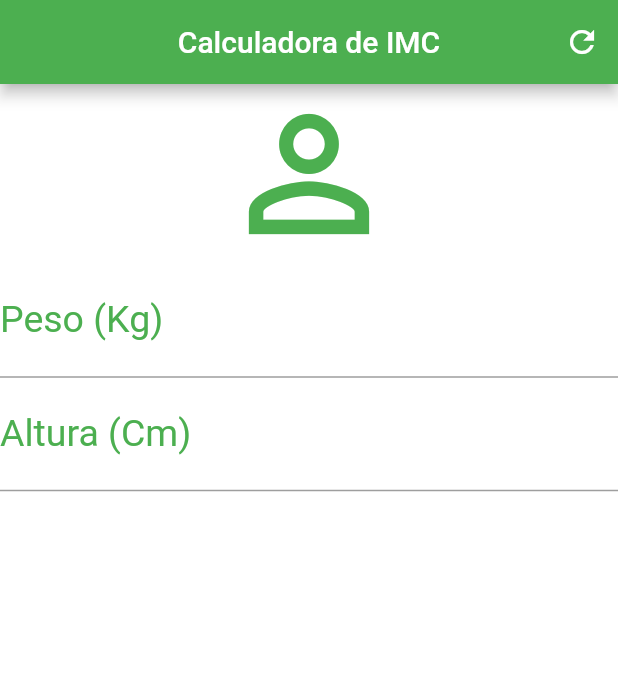
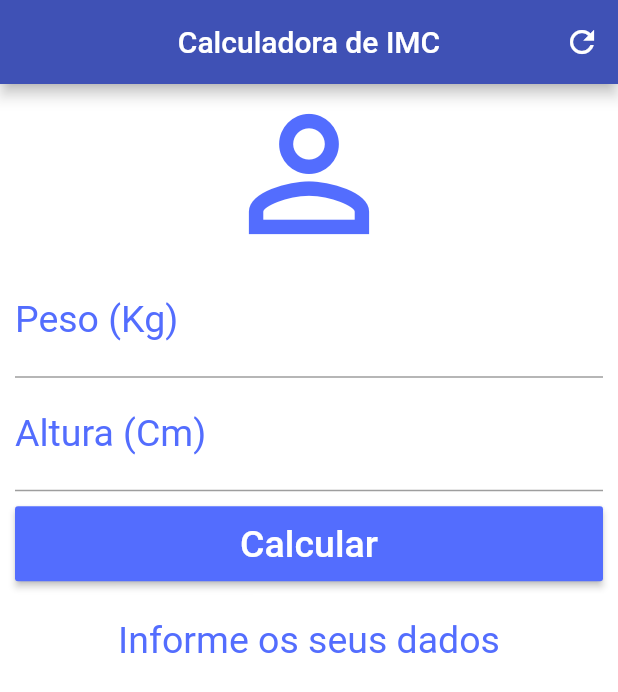
Before and after one commit to leoeek/imc_flutter, a Flutter app: the screen it shows after launch, on a phone screen of 412 x 824 dp. Shown: the top 692 px of the screen. Run offline on Flutter 3.47's test engine with Material 2 defaults, Android fonts, the phone set to English and light mode, and no system bars.

Commit message:
Adicionando calculos

```diff
--- a/lib/main.dart
+++ b/lib/main.dart
@@ -1,10 +1,8 @@
 import 'package:flutter/material.dart';
 
-void main() => runApp(
-  MaterialApp(
+void main() => runApp(MaterialApp(
       home: Home(),
-  )
-);
+    ));
 
 class Home extends StatefulWidget {
   @override
@@ -12,41 +10,122 @@ class Home extends StatefulWidget {
 }
 
 class _HomeState extends State<Home> {
+  TextEditingController weightController = TextEditingController();
+  TextEditingController heightController = TextEditingController();
+
+  GlobalKey<FormState> _formKey = GlobalKey<FormState>();
+
+  String _infoText = "Informe os seus dados";
+
+  void _resetFields() {
+    weightController.text = "";
+    heightController.text = "";
+    setState(() {
+      _infoText = "Informe os seus dados";
+      _formKey = GlobalKey<FormState>();
+    });
+  }
+
+  void _calculate() {
+    setState(() {
+      double weight = double.parse(weightController.text);
+      double height = double.parse(heightController.text) / 100;
+      double imc = weight / (height * height);
+      if (imc < 18.6) {
+        _infoText = "Abaixo do Peso (${imc.toStringAsPrecision(3)})";
+      } else if (imc >= 18.6 && imc < 24.9) {
+        _infoText = "Peso Ideal (${imc.toStringAsPrecision(3)})";
+      } else if (imc >= 24.9 && imc < 29.9) {
+        _infoText = "Levemente Acima do Peso (${imc.toStringAsPrecision(3)})";
+      } else if (imc >= 29.9 && imc < 34.9) {
+        _infoText = "Levemente Acima do Peso (${imc.toStringAsPrecision(3)})";
+      } else if (imc >= 34.9 && imc < 39.9) {
+        _infoText = "Obesidade Grau II (${imc.toStringAsPrecision(3)})";
+      } else if (imc >= 40) {
+        _infoText = "Obesidade Grau III (${imc.toStringAsPrecision(3)})";
+      }
+    });
+  }
+
   @override
   Widget build(BuildContext context) {
     return Scaffold(
         appBar: AppBar(
           title: Text("Calculadora de IMC"),
           centerTitle: true,
-        backgroundColor: Colors.green,
+          backgroundColor: Colors.indigo,
           actions: <Widget>[
-          IconButton(icon: Icon(Icons.refresh), onPressed: () {},),
+            IconButton(
+              icon: Icon(Icons.refresh),
+              onPressed: _resetFields,
+            ),
           ],
         ),
         backgroundColor: Colors.white,
-      body: Column(
+        body: SingleChildScrollView(
+            padding: EdgeInsets.fromLTRB(10.0, 0.0, 10.0, 0.0),
+            child: Form(
+              key: _formKey,
+              child: Column(
               crossAxisAlignment: CrossAxisAlignment.stretch,
               children: <Widget>[
-          Icon(Icons.person_outline, size: 120.0, color: Colors.green),
-          TextField(
+                Icon(Icons.person_outline,
+                    size: 120.0, color: Colors.indigoAccent),
+                TextFormField(
                   keyboardType: TextInputType.number,
                   decoration: InputDecoration(
                     labelText: "Peso (Kg)",
-              labelStyle: TextStyle(color: Colors.green),
+                    labelStyle: TextStyle(color: Colors.indigoAccent),
                   ),
                   textAlign: TextAlign.center,
-            style: TextStyle(color: Colors.green, fontSize: 25.0)
+                  style: TextStyle(color: Colors.indigoAccent, fontSize: 25.0),
+                  controller: weightController,
+                  validator: (value) {
+                    if (value.isEmpty) {
+                      return "Informe o seu Peso!";
+                    }
+                  },
                 ),
-          TextField(
+                TextFormField(
                   keyboardType: TextInputType.number,
                   decoration: InputDecoration(
                     labelText: "Altura (Cm)",
-              labelStyle: TextStyle(color: Colors.green),
+                    labelStyle: TextStyle(color: Colors.indigoAccent),
                   ),
                   textAlign: TextAlign.center,
-            style: TextStyle(color: Colors.green, fontSize: 25.0)
+                  style: TextStyle(color: Colors.indigoAccent, fontSize: 25.0),
+                  controller: heightController,
+                  validator: (value) {
+                    if (value.isEmpty) {
+                      return "Informe a sua Altura!";
+                    }
+                  },
+                ),
+                Padding(
+                  padding: EdgeInsets.only(top: 10.0, bottom: 25.0),
+                  child: Container(
+                      height: 50.0,
+                      child: RaisedButton(
+                        onPressed: () {
+                          if (_formKey.currentState.validate()) {
+                            _calculate();
+                          }
+                        },
+                        child: Text(
+                          "Calcular",
+                          style: TextStyle(color: Colors.white, fontSize: 25.0),
+                        ),
+                        color: Colors.indigoAccent,
+                      )),
+                ),
+                Text(
+                  _infoText,
+                  textAlign: TextAlign.center,
+                  style: TextStyle(color: Colors.indigoAccent, fontSize: 25.0),
                 ),
               ],
+            )
+              )
             )
             );
   }
```
Lines whose indentation alone changed are shown as unchanged.
